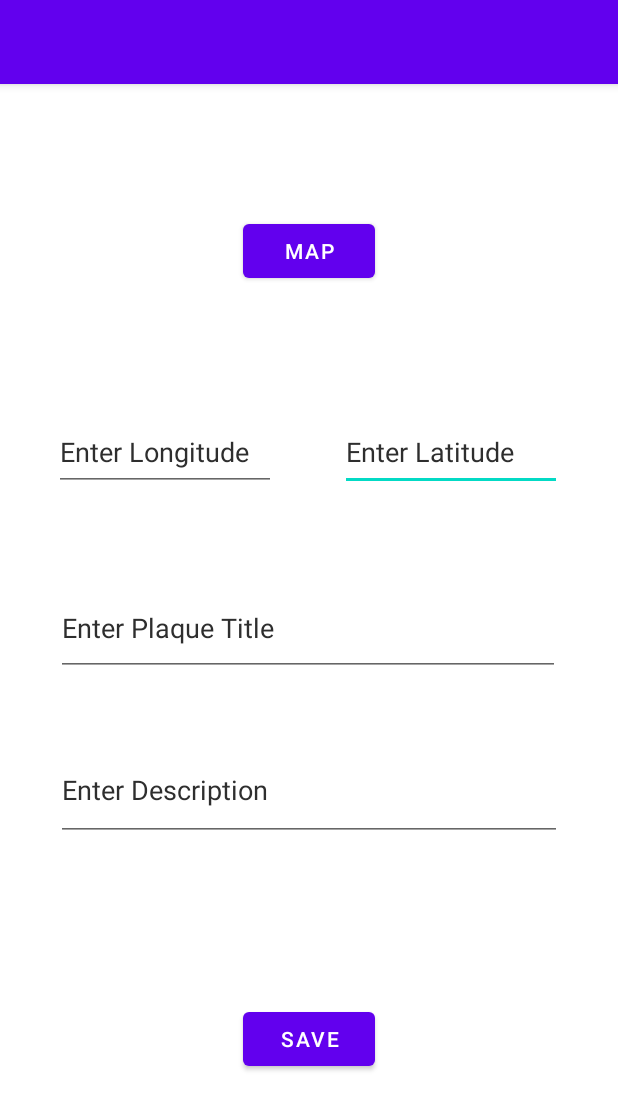
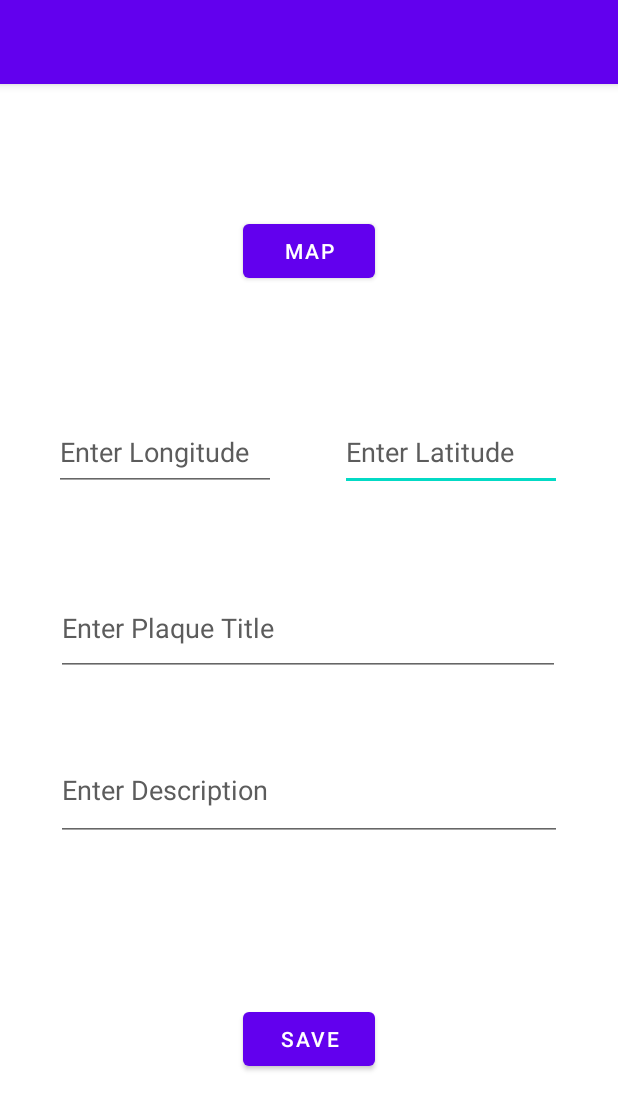
Before and after one commit to dshaunak/virtual-plaques, an Android app: the AddPlaque screen opened directly, with no data from a screen before it, on a phone screen of 412 x 824 dp. Shown: the top 1110 px of the screen. Run offline under Robolectric (Android 15) with nearby library versions, the phone set to English and light mode, and no system bars; our stand-ins replace Firebase (no records; nobody signed in at launch, a user with empty details on screens opened directly).

Commit message:
Back up commit after polishing the UI, before adding plaque display info functionality

```diff
--- a/app/src/main/res/layout/activity_add_plaque.xml
+++ b/app/src/main/res/layout/activity_add_plaque.xml
@@ -13,6 +13,7 @@
         android:layout_marginBottom="60dp"
         android:ems="10"
         android:hint="Enter Latitude"
+        android:textColor="@color/textBlack"
         android:textColorHint="@color/lightBlack"
         android:inputType="textPersonName"
         app:layout_constraintBottom_toTopOf="@+id/editPlaqueTitle"
@@ -28,6 +29,7 @@
         android:layout_height="63dp"
         android:ems="10"
         android:hint="Enter Plaque Title"
+        android:textColor="@color/textBlack"
         android:textColorHint="@color/lightBlack"
         android:inputType="textPersonName"
         app:layout_constraintBottom_toBottomOf="parent"
@@ -45,6 +47,7 @@
         android:layout_marginBottom="260dp"
         android:ems="10"
         android:hint="Enter Description"
+        android:textColor="@color/textBlack"
         android:textColorHint="@color/lightBlack"
         android:inputType="textMultiLine"
         app:layout_constraintBottom_toBottomOf="parent"
@@ -84,6 +87,7 @@
         android:layout_marginBottom="60dp"
         android:ems="10"
         android:hint="Enter Longitude"
+        android:textColor="@color/textBlack"
         android:textColorHint="@color/lightBlack"
         android:inputType="textPersonName"
         app:layout_constraintBottom_toTopOf="@+id/editPlaqueTitle"
--- a/app/src/main/res/layout/activity_edit_profile.xml
+++ b/app/src/main/res/layout/activity_edit_profile.xml
@@ -41,6 +41,7 @@
         android:layout_marginTop="72dp"
         android:ems="10"
         android:hint="Name"
+        android:textColor="@color/textBlack"
         android:textColorHint="@color/lightBlack"
         android:inputType="textPersonName"
         app:layout_constraintEnd_toEndOf="parent"
@@ -70,6 +71,7 @@
         android:layout_height="48dp"
         android:ems="10"
         android:hint="E-mail"
+        android:textColor="@color/textBlack"
         android:textColorHint="@color/lightBlack"
         android:inputType="textPersonName"
         app:layout_constraintBottom_toBottomOf="parent"
--- a/app/src/main/res/values/colors.xml
+++ b/app/src/main/res/values/colors.xml
@@ -11,5 +11,6 @@
     <color name="colorPrimary">#6200EE</color>
     <color name="mapboxBlue">#4264FB</color>
     <color name="lightRed">#FF6666</color>
-    <color name="lightBlack">#2E2E2E</color>
+    <color name="lightBlack">#5C5C5C</color>
+    <color name="textBlack">#171717</color>
 </resources>
```
